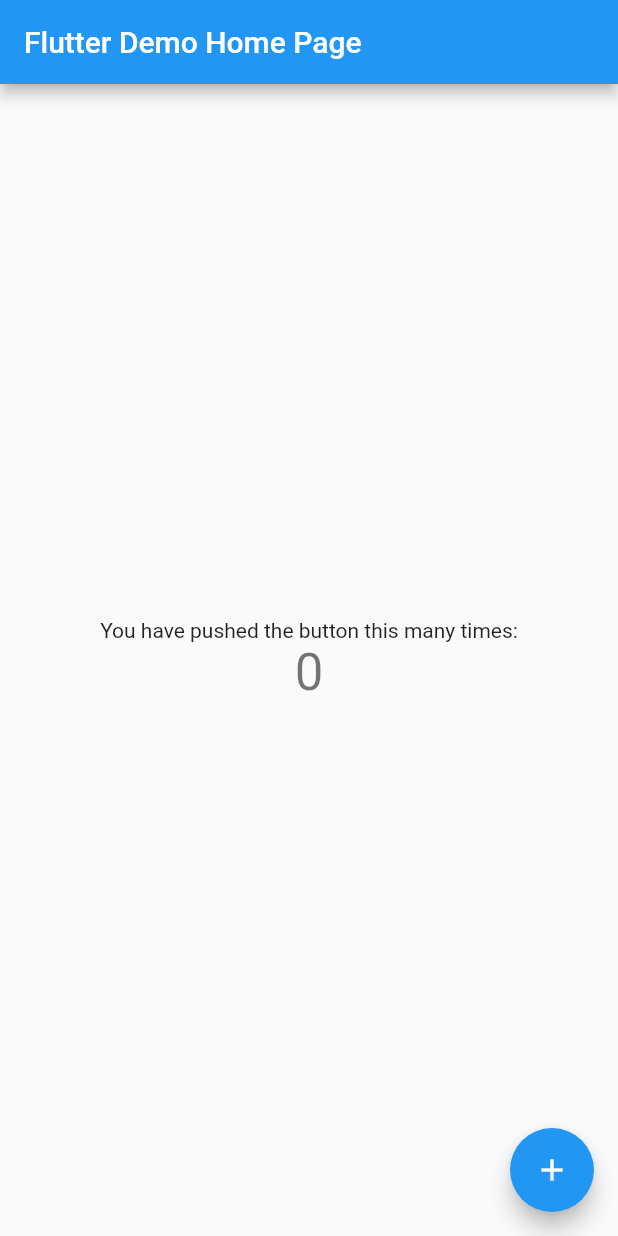
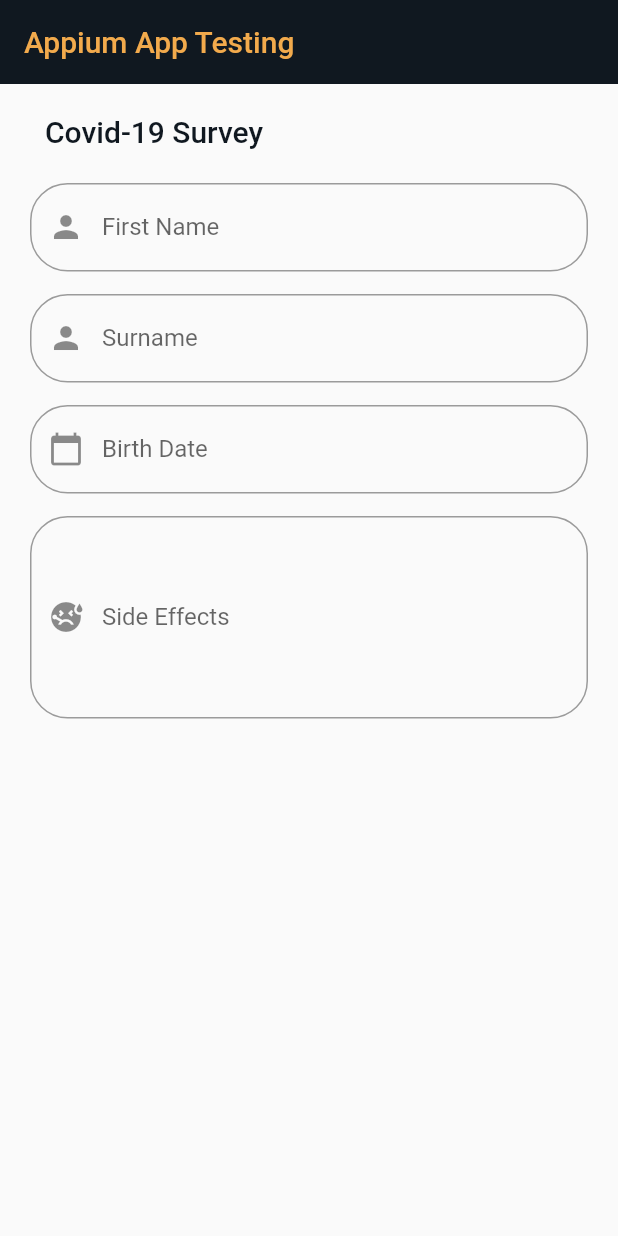
Before and after one commit to Hanzallah/covid-survey-test, a Flutter app: the screen it shows after launch, on a phone screen of 412 x 824 dp. Run offline on Flutter 3.47's test engine with Material 2 defaults, Android fonts, the phone set to English and light mode, and no system bars.

Commit message:
Add survey form
-- Name and surname
-- Birth date
-- side effects
-- submit button shown only when correct values are entered

```diff
--- a/covid_survey/lib/main.dart
+++ b/covid_survey/lib/main.dart
@@ -1,3 +1,4 @@
+import 'package:covid_survey/survey.dart';
 import 'package:flutter/material.dart';
 
 void main() {
@@ -5,63 +6,15 @@ void main() {
 }
 
 class MyApp extends StatelessWidget {
-  // This widget is the root of your application.
   @override
   Widget build(BuildContext context) {
     return MaterialApp(
-      title: 'Flutter Demo',
+      title: 'Covid Survey',
       theme: ThemeData(
         primarySwatch: Colors.blue,
         visualDensity: VisualDensity.adaptivePlatformDensity,
       ),
-      home: MyHomePage(title: 'Flutter Demo Home Page'),
+      home: Survey(),
     );
   }
 }
-
-class MyHomePage extends StatefulWidget {
-  MyHomePage({Key key, this.title}) : super(key: key);
-
-  final String title;
-
-  @override
-  _MyHomePageState createState() => _MyHomePageState();
-}
-
-class _MyHomePageState extends State<MyHomePage> {
-  int _counter = 0;
-
-  void _incrementCounter() {
-    setState(() {
-      _counter++;
-    });
-  }
-
-  @override
-  Widget build(BuildContext context) {
-    return Scaffold(
-      appBar: AppBar(
-        title: Text(widget.title),
-      ),
-      body: Center(
-        child: Column(
-          mainAxisAlignment: MainAxisAlignment.center,
-          children: <Widget>[
-            Text(
-              'You have pushed the button this many times:',
-            ),
-            Text(
-              '$_counter',
-              style: Theme.of(context).textTheme.headline4,
-            ),
-          ],
-        ),
-      ),
-      floatingActionButton: FloatingActionButton(
-        onPressed: _incrementCounter,
-        tooltip: 'Increment',
-        child: Icon(Icons.add),
-      ),
-    );
-  }
-}
--- /dev/null
+++ b/covid_survey/lib/survey.dart
@@ -0,0 +1,232 @@
+import 'package:flutter/material.dart';
+
+class Survey extends StatefulWidget {
+  @override
+  _SurveyState createState() => _SurveyState();
+}
+
+class _SurveyState extends State<Survey> {
+  final GlobalKey<FormState> _formKey = GlobalKey<FormState>();
+  final GlobalKey<ScaffoldState> _scaffoldKey = GlobalKey<ScaffoldState>();
+  final RegExp nameRegex = new RegExp(r"^[a-z ,.'-]+$");
+  TextEditingController _fNameController = TextEditingController();
+  TextEditingController _lNameController = TextEditingController();
+  TextEditingController _dateController = TextEditingController();
+  TextEditingController _effectsController = TextEditingController();
+  FocusNode _focusFname = new FocusNode();
+  FocusNode _focusLname = new FocusNode();
+  FocusNode _focusDate = new FocusNode();
+  FocusNode _focusEffects = new FocusNode();
+  DateTime selectedDate = DateTime.now();
+
+  @override
+  Widget build(BuildContext context) {
+    return Scaffold(
+      key: _scaffoldKey,
+      appBar: AppBar(
+        title: Text(
+          "Appium App Testing",
+          style: TextStyle(
+            color: Color(0xFFF2AA4C),
+          ),
+        ),
+        backgroundColor: Color(0xFF101820),
+        elevation: 0,
+      ),
+      body: GestureDetector(
+        onTap: () {
+          if (_focusFname.hasFocus) _focusFname.unfocus();
+          if (_focusLname.hasFocus) _focusLname.unfocus();
+          if (_focusDate.hasFocus) _focusDate.unfocus();
+          if (_focusEffects.hasFocus) _focusEffects.unfocus();
+        },
+        child: SingleChildScrollView(
+          child: Padding(
+            padding: const EdgeInsets.all(20.0),
+            child: Form(
+              key: _formKey,
+              child: Column(
+                mainAxisAlignment: MainAxisAlignment.center,
+                children: [
+                  Container(
+                    alignment: Alignment.centerLeft,
+                    margin: EdgeInsets.only(left: 10, right: 10),
+                    child: RichText(
+                      text: TextSpan(
+                        text: "Covid-19 Survey\n",
+                        style: TextStyle(
+                          fontSize: 20,
+                          color: Color(0xFF101820),
+                          fontWeight: FontWeight.w500,
+                        ),
+                      ),
+                    ),
+                  ),
+                  // First name
+                  TextFormField(
+                    key: Key("fname"),
+                    controller: _fNameController,
+                    keyboardType: TextInputType.name,
+                    focusNode: _focusFname,
+                    maxLength: 20,
+                    maxLines: 1,
+                    onChanged: (val) {
+                      setState(() {});
+                    },
+                    decoration: InputDecoration(
+                      labelText: "First Name",
+                      contentPadding:
+                          EdgeInsets.symmetric(horizontal: 30, vertical: 20),
+                      fillColor: Colors.white,
+                      border: new OutlineInputBorder(
+                        borderRadius: new BorderRadius.circular(25.0),
+                        borderSide: new BorderSide(),
+                      ),
+                      prefixIcon: Icon(Icons.person),
+                      counterText: "",
+                    ),
+                    validator: (value) {
+                      if (value.isEmpty) return 'Please enter your first name';
+                      if (!nameRegex.hasMatch(value))
+                        return 'Enter a valid first name';
+                      return null;
+                    },
+                  ),
+                  SizedBox(height: 15),
+                  // Surname
+                  TextFormField(
+                    key: Key("lname"),
+                    controller: _lNameController,
+                    keyboardType: TextInputType.name,
+                    focusNode: _focusLname,
+                    maxLength: 20,
+                    maxLines: 1,
+                    onChanged: (val) {
+                      setState(() {});
+                    },
+                    decoration: InputDecoration(
+                      labelText: "Surname",
+                      contentPadding:
+                          EdgeInsets.symmetric(horizontal: 30, vertical: 20),
+                      fillColor: Colors.white,
+                      border: new OutlineInputBorder(
+                        borderRadius: new BorderRadius.circular(25.0),
+                        borderSide: new BorderSide(),
+                      ),
+                      prefixIcon: Icon(Icons.person),
+                      counterText: "",
+                    ),
+                    validator: (value) {
+                      if (value.isEmpty) return 'Please enter your surname';
+                      if (!nameRegex.hasMatch(value))
+                        return 'Enter a valid surname';
+                      return null;
+                    },
+                  ),
+                  SizedBox(height: 15),
+                  // Birth date
+                  GestureDetector(
+                    onTap: () => _selectDate(context),
+                    child: AbsorbPointer(
+                      child: TextFormField(
+                        key: Key("dateField"),
+                        controller: _dateController,
+                        keyboardType: TextInputType.datetime,
+                        focusNode: _focusDate,
+                        onChanged: (val) {
+                          setState(() {});
+                        },
+                        decoration: InputDecoration(
+                          labelText: "Birth Date",
+                          prefixIcon: Icon(Icons.calendar_today),
+                          contentPadding: EdgeInsets.symmetric(
+                              horizontal: 30, vertical: 20),
+                          fillColor: Colors.white,
+                          border: new OutlineInputBorder(
+                            borderRadius: new BorderRadius.circular(25.0),
+                            borderSide: new BorderSide(),
+                          ),
+                        ),
+                        validator: (value) {
+                          if (value.isEmpty)
+                            return "Please enter a date for your task";
+                          if (selectedDate.year < 1950 ||
+                              selectedDate.year > DateTime.now().year)
+                            return "Year should be between 1950 and ${DateTime.now().year}";
+                          return null;
+                        },
+                      ),
+                    ),
+                  ),
+                  SizedBox(height: 15),
+                  // city
+                  // gender
+                  // vaccine type
+                  // side effects
+                  TextFormField(
+                    key: Key("sideEffects"),
+                    controller: _effectsController,
+                    keyboardType: TextInputType.text,
+                    maxLines: 5,
+                    onChanged: (val) {
+                      setState(() {});
+                    },
+                    focusNode: _focusEffects,
+                    decoration: InputDecoration(
+                      labelText: "Side Effects",
+                      contentPadding:
+                          EdgeInsets.symmetric(horizontal: 30, vertical: 20),
+                      fillColor: Colors.white,
+                      border: new OutlineInputBorder(
+                        borderRadius: new BorderRadius.circular(25.0),
+                        borderSide: new BorderSide(),
+                      ),
+                      prefixIcon: Icon(Icons.sick),
+                    ),
+                    validator: (value) {
+                      return null;
+                    },
+                  ),
+                  SizedBox(height: 15),
+                  // submit
+                  if (_formKey.currentState != null &&
+                      _formKey.currentState.validate())
+                    ElevatedButton(
+                      key: Key("submit"),
+                      style: ElevatedButton.styleFrom(
+                        primary: Color(0xFF101820), // background
+                        onPrimary: Color(0xFFF2AA4C), // foreground
+                      ),
+                      onPressed: () {
+                        _scaffoldKey.currentState.showSnackBar(
+                          SnackBar(
+                            content: Text('Submitted'),
+                          ),
+                        );
+                      },
+                      child: Text('Submit'),
+                    ),
+                ],
+              ),
+            ),
+          ),
+        ),
+      ),
+    );
+  }
+
+  _selectDate(BuildContext context) async {
+    final DateTime picked = await showDatePicker(
+      context: context,
+      initialDate: selectedDate,
+      firstDate: DateTime(2000),
+      lastDate: DateTime(2025),
+    );
+    if (picked != null && picked != selectedDate)
+      setState(() {
+        selectedDate = picked;
+        _dateController.text =
+            "${selectedDate.day}/${selectedDate.month}/${selectedDate.year}";
+      });
+  }
+}
```
Also changed, not shown: 1 other file.
